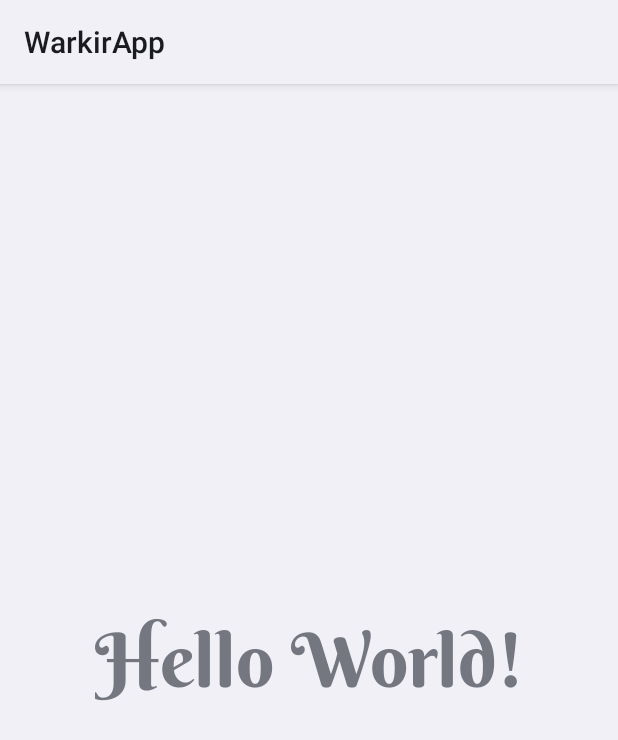
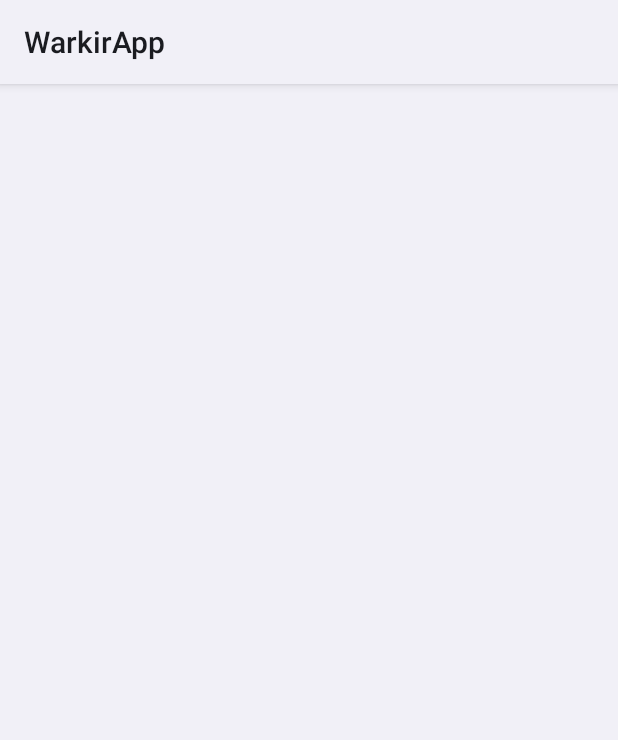
Before and after one commit to MuhammadYaumil1212/WarkirApp, an Android app: the layout activity_main.xml on its own in the app's theme, with its tools: preview values and no code run, on a phone screen of 412 x 824 dp. Shown: the top 740 px of the screen. Run offline under Robolectric (Android 15) with nearby library versions, the phone set to English and light mode, and no system bars.

Commit message:
add strings , style and fix bug

```diff
--- a/app/src/main/java/com/warkir/warkirapp/MainActivity.kt
+++ b/app/src/main/java/com/warkir/warkirapp/MainActivity.kt
@@ -21,10 +21,10 @@ class MainActivity : AppCompatActivity() {
     private var mediaPlayer: MediaPlayer? = null
 
     override fun onCreate(savedInstanceState: Bundle?) {
+        val splashScreen = installSplashScreen()
         super.onCreate(savedInstanceState)
         WindowCompat.setDecorFitsSystemWindows(window, false)
         enableEdgeToEdge()
-        val splashScreen = installSplashScreen()
         binding = ActivityMainBinding.inflate(layoutInflater)
         setContentView(binding.root)
 
--- a/app/src/main/res/layout/activity_main.xml
+++ b/app/src/main/res/layout/activity_main.xml
@@ -1,21 +1,11 @@
 <?xml version="1.0" encoding="utf-8"?>
 <androidx.constraintlayout.widget.ConstraintLayout xmlns:android="http://schemas.android.com/apk/res/android"
-    xmlns:app="http://schemas.android.com/apk/res-auto"
     xmlns:tools="http://schemas.android.com/tools"
     android:id="@+id/main"
     android:layout_width="match_parent"
     android:layout_height="match_parent"
+    android:backgroundTint="@color/white"
     tools:context=".MainActivity">
 
-    <TextView
-        android:layout_width="wrap_content"
-        android:layout_height="wrap_content"
-        android:fontFamily="@font/berkshireswashregular"
-        android:text="Hello World!"
-        android:textSize="50sp"
-        app:layout_constraintBottom_toBottomOf="parent"
-        app:layout_constraintEnd_toEndOf="parent"
-        app:layout_constraintStart_toStartOf="parent"
-        app:layout_constraintTop_toTopOf="parent" />
 
 </androidx.constraintlayout.widget.ConstraintLayout>
```
Also changed, not shown: app/src/main/res/drawable/bg_input_border.xml (added, +12 -0 lines), app/src/main/res/drawable/button_primary.xml (added, +12 -0 lines), app/src/main/res/drawable/button_secondary.xml (added, +12 -0 lines), app/src/main/res/values/colors.xml (+3 -5 lines), app/src/main/res/values/dimens.xml (added, +8 -0 lines), app/src/main/res/values/styles.xml (+36 -13 lines), 5 other files.
